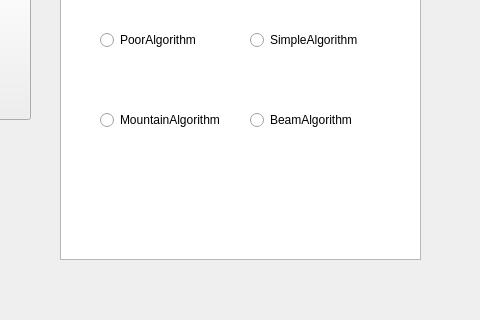
tnct-spc/procon2017-comp, file Slave/mainwindow.ui: the form before one commit; both pictures show x 130 to 610 and y 88 to 408 of the 875 by 521 pixel window.
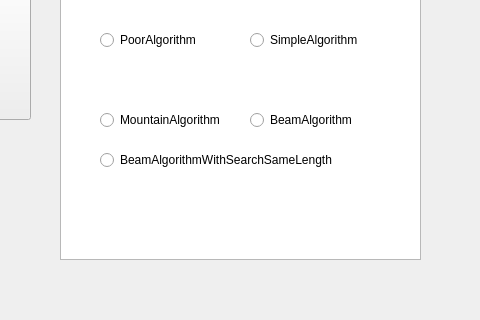
The form after the commit.

Commit message: [fix] マスターのラジオボタンがかぶっていたバグを修正

```diff
--- a/Slave/mainwindow.ui
+++ b/Slave/mainwindow.ui
@@ -143,6 +143,19 @@
      <string>BeamAlgorithm</string>
     </property>
    </widget>
+   <widget class="QRadioButton" name="algo4">
+    <property name="geometry">
+     <rect>
+      <x>230</x>
+      <y>220</y>
+      <width>281</width>
+      <height>22</height>
+     </rect>
+    </property>
+    <property name="text">
+     <string>BeamAlgorithmWithSearchSameLength</string>
+    </property>
+   </widget>
   </widget>
   <widget class="QMenuBar" name="menuBar">
    <property name="geometry">
```
The commit also changes 1 other file.
